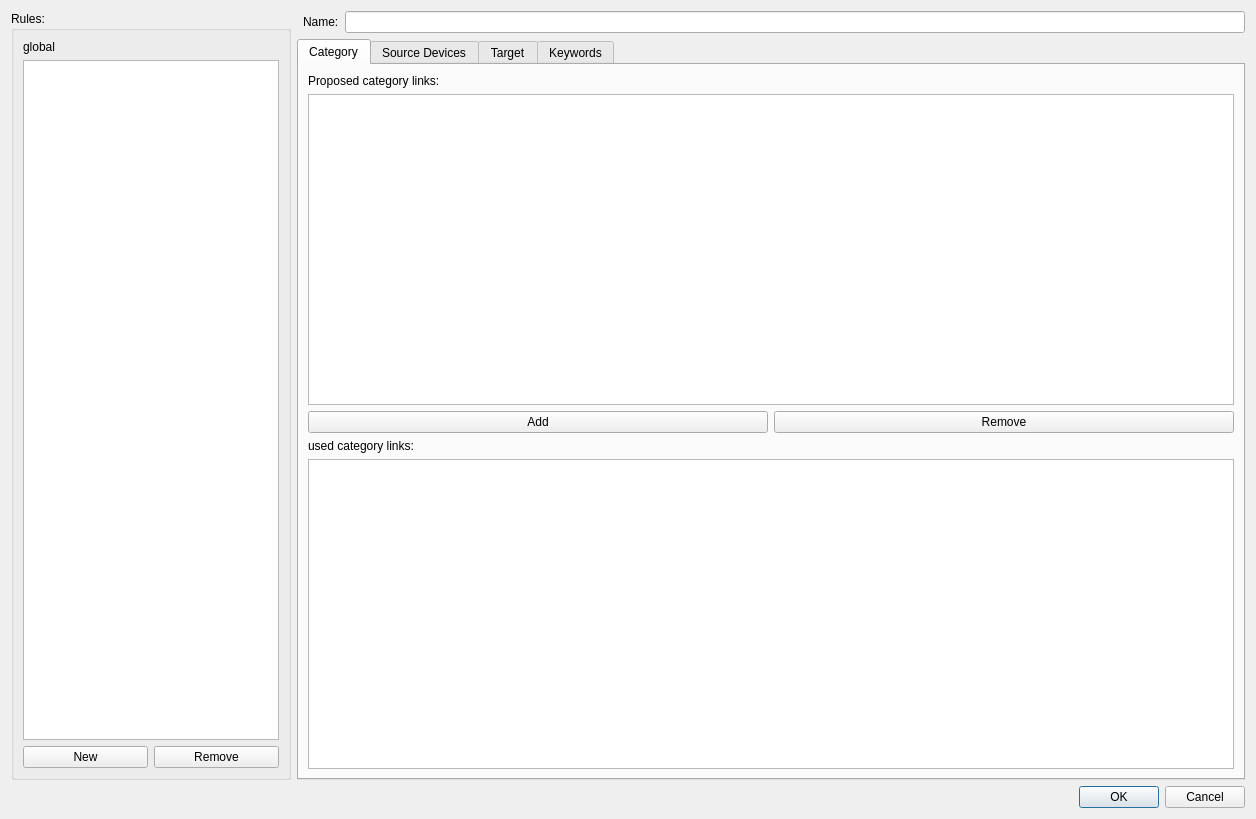
The window that project/src/ruleeditor.ui (pioupus/kicadLibCreator) describes before a commit, drawn with Qt 5.
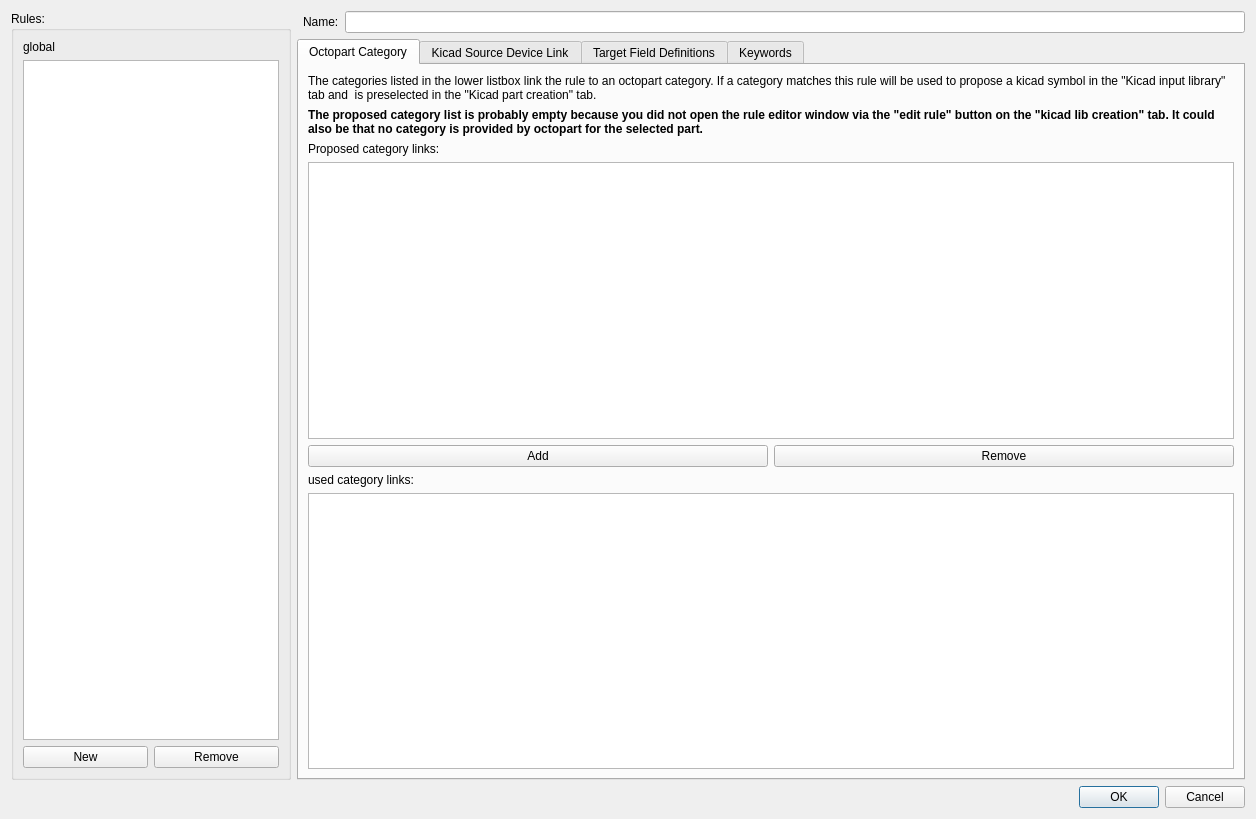
The same window after the commit.

Commit message: more help texts, better error messages

Patch:
```diff
--- a/project/src/ruleeditor.ui
+++ b/project/src/ruleeditor.ui
@@ -77,48 +77,74 @@
      </property>
      <widget class="QWidget" name="tab_2">
       <attribute name="title">
-       <string>Category</string>
+       <string>Octopart Category</string>
       </attribute>
       <layout class="QGridLayout" name="gridLayout_5">
-       <item row="0" column="0">
+       <item row="7" column="0">
+        <widget class="QLabel" name="label_12">
+         <property name="text">
+          <string>used category links:</string>
+         </property>
+        </widget>
+       </item>
+       <item row="6" column="1">
+        <widget class="QPushButton" name="btn_category_remove">
+         <property name="text">
+          <string>Remove</string>
+         </property>
+        </widget>
+       </item>
+       <item row="3" column="0">
         <widget class="QLabel" name="label_11">
          <property name="text">
           <string>Proposed category links:</string>
          </property>
         </widget>
        </item>
-       <item row="2" column="0">
+       <item row="6" column="0">
         <widget class="QPushButton" name="btn_category_add">
          <property name="text">
           <string>Add</string>
          </property>
         </widget>
        </item>
-       <item row="2" column="1">
-        <widget class="QPushButton" name="btn_category_remove">
-         <property name="text">
-          <string>Remove</string>
-         </property>
-        </widget>
-       </item>
-       <item row="3" column="0">
-        <widget class="QLabel" name="label_12">
-         <property name="text">
-          <string>used category links:</string>
-         </property>
-        </widget>
-       </item>
-       <item row="1" column="0" colspan="2">
-        <widget class="QListWidget" name="lst_category_proposed"/>
-       </item>
-       <item row="4" column="0" colspan="2">
+       <item row="8" column="0" colspan="2">
         <widget class="QListWidget" name="lst_category_used"/>
        </item>
+       <item row="5" column="0" colspan="2">
+        <widget class="QListWidget" name="lst_category_proposed"/>
+       </item>
+       <item row="1" column="0" colspan="2">
+        <widget class="QLabel" name="label_9">
+         <property name="text">
+          <string>The categories listed in the lower listbox link the rule to an octopart category. If a category matches this rule will be used to propose a kicad symbol in the &quot;Kicad input library&quot; tab and  is preselected in the &quot;Kicad part creation&quot; tab.</string>
+         </property>
+         <property name="wordWrap">
+          <bool>true</bool>
+         </property>
+        </widget>
+       </item>
+       <item row="2" column="0" colspan="2">
+        <widget class="QLabel" name="lbl_help_no_propose_category">
+         <property name="font">
+          <font>
+           <weight>75</weight>
+           <bold>true</bold>
+          </font>
+         </property>
+         <property name="text">
+          <string>The proposed category list is probably empty because you did not open the rule editor window via the &quot;edit rule&quot; button on the &quot;kicad lib creation&quot; tab. It could also be that no category is provided by octopart for the selected part.</string>
+         </property>
+         <property name="wordWrap">
+          <bool>true</bool>
+         </property>
+        </widget>
+       </item>
       </layout>
      </widget>
      <widget class="QWidget" name="tab_3">
       <attribute name="title">
-       <string>Source Devices</string>
+       <string>Kicad Source Device Link</string>
       </attribute>
       <layout class="QGridLayout" name="gridLayout_7">
        <item row="2" column="0">
@@ -159,7 +185,7 @@
      </widget>
      <widget class="QWidget" name="tab">
       <attribute name="title">
-       <string>Target</string>
+       <string>Target Field Definitions</string>
       </attribute>
       <layout class="QGridLayout" name="gridLayout_2">
        <item row="0" column="1">
```
Left out of the diff: 102 changed lines with no effect on the pictures. The commit also changes 8 other files.
